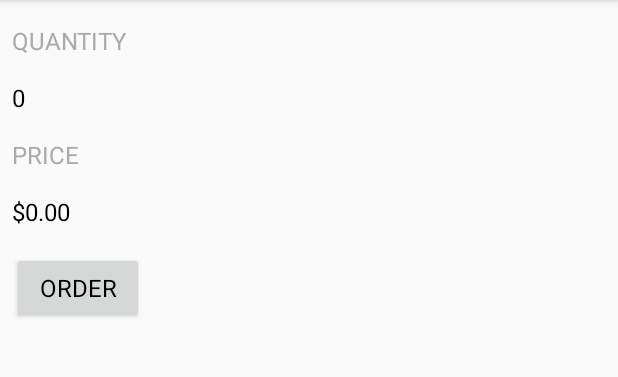
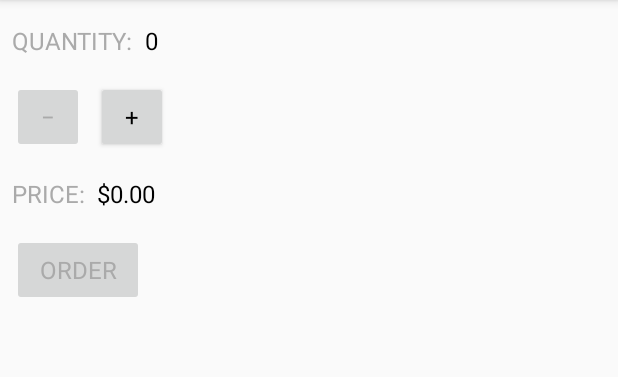
Before and after one commit to foobar167/android, an Android app: the screen it shows after launch (MainActivity), on a phone screen of 412 x 824 dp, the part 84-461 px from its top. Run offline under Robolectric (Android 15) with nearby library versions, the phone set to English and light mode, and no system bars.

Commit message:
Software update

```diff
--- a/02.basics_-_user_input/app/src/main/java/com/example/justjava/MainActivity.java
+++ b/02.basics_-_user_input/app/src/main/java/com/example/justjava/MainActivity.java
@@ -4,6 +4,7 @@ import androidx.appcompat.app.AppCompatActivity;
 
 import android.os.Bundle;
 import android.view.View;
+import android.widget.Button;
 import android.widget.TextView;
 
 import java.text.NumberFormat;
@@ -13,20 +14,33 @@ import java.util.Locale;
  * This app displays an order form to order coffee.
  */
 public class MainActivity extends AppCompatActivity {
-    static int quantity = 0;  // order quantity
-    static double price = 5;  // $5 for 1 cup of coffee
-    NumberFormat nf = NumberFormat.getCurrencyInstance(Locale.US);  // set dollars currency
+    static int cupsQuantity = 0;  // coffee cups cupsQuantity
+    static final double COFFEE_PRICE = 5.0;  // COFFEE_PRICE of 1 cup of coffee
 
     /**
      * This method is called when the widget is created.
-     *
-     * @param savedInstanceState - I don't know what is it :-)
      */
     @Override
     protected void onCreate(Bundle savedInstanceState) {
         super.onCreate(savedInstanceState);
         setContentView(R.layout.activity_main);
-        display(quantity);  // display quantity again
+        display();  // display cups quantity again
+    }
+
+    /**
+     * Decrement number of cups by 1.
+     */
+    public void decrement(View view) {
+        cupsQuantity -= 1;
+        display();
+    }
+
+    /**
+     * Increment number of cups by 1.
+     */
+    public void increment(View view) {
+        cupsQuantity += 1;
+        display();
     }
 
     /**
@@ -35,26 +49,46 @@ public class MainActivity extends AppCompatActivity {
      * @param view - view of the main screen
      */
     public void submitOrder(View view) {
-        quantity += 1;
-        display(quantity);
+        // Display price when "Order" button is pressed
+        displayPrice(cupsQuantity * COFFEE_PRICE);
     }
 
     /**
-     * This method displays the given quantity value on the screen.
-     *
-     * @param number - number to display
+     * This method displays the given cups quantity value on the screen.
      */
-    private void display(int number) {
+    private void display() {
+        Button order = findViewById(R.id.button_order);  // order button
+        Button decrease = findViewById(R.id.button_decrease);  // decrease button
+        if(cupsQuantity <= 0) {  // order only positive cups of coffee
+            cupsQuantity = 0;  // cups quantity can be >= 0
+            order.setEnabled(false);  // disable button
+            decrease.setEnabled(false);  // disable button
+            order.setTextColor(getApplication().getResources().getColor(
+                    android.R.color.darker_gray));  // change button color
+            decrease.setTextColor(getApplication().getResources().getColor(
+                    android.R.color.darker_gray));  // change button color
+        } else {
+            order.setEnabled(true);  // enable button
+            decrease.setEnabled(true);  // enable button
+            // Return old button themes
+            order.setTextAppearance(getApplicationContext(), R.style.ButtonTheme);
+            decrease.setTextAppearance(getApplicationContext(), R.style.ButtonSquare);
+        }
+        // Update quantity number text view
         TextView quantityTextView = findViewById(R.id.text_quantity_number);
-        quantityTextView.setText(String.format(Locale.getDefault(), "%d", number));
-        displayPrice(number * price);  // display price after displaying quantity
+        quantityTextView.setText(String.format(Locale.getDefault(), "%d", cupsQuantity));
+        // Display price automatically after quantity of cups is changed
+        displayPrice(cupsQuantity * COFFEE_PRICE);
     }
 
     /**
-     * This method displays the given price on the screen.
+     * This method displays the total price on the screen.
+     *
+     * @param number - price to display
      */
     private void displayPrice(double number) {
-        TextView priceTextView = (TextView) findViewById(R.id.text_price_number);
+        TextView priceTextView = findViewById(R.id.text_price_number);
+        NumberFormat nf = NumberFormat.getCurrencyInstance(Locale.US);  // set dollars currency
         priceTextView.setText(nf.format(number));
     }
 }
--- a/02.basics_-_user_input/app/src/main/res/layout/activity_main.xml
+++ b/02.basics_-_user_input/app/src/main/res/layout/activity_main.xml
@@ -10,7 +10,6 @@
         android:id="@+id/text_quantity"
         style="@style/TextTheme"
         android:text="@string/quantity"
-        app:layout_constraintBottom_toTopOf="@id/text_quantity_number"
         app:layout_constraintLeft_toLeftOf="parent"
         app:layout_constraintTop_toTopOf="parent" />
 
@@ -18,25 +17,38 @@
         android:id="@+id/text_quantity_number"
         style="@style/NumberTheme"
         android:text="@string/quantity_number"
-        app:layout_constraintBottom_toTopOf="@id/text_price"
+        app:layout_constraintLeft_toRightOf="@id/text_quantity"
+        app:layout_constraintTop_toTopOf="parent" />
+
+    <Button
+        android:id="@+id/button_decrease"
+        style="@style/ButtonSquare"
+        android:onClick="decrement"
+        android:text="@string/decrement"
         app:layout_constraintLeft_toLeftOf="parent"
-        app:layout_constraintTop_toBottomOf="@id/text_quantity" />
+        app:layout_constraintTop_toBottomOf="@id/text_quantity_number"/>
+
+    <Button
+        android:id="@+id/button_increase"
+        style="@style/ButtonSquare"
+        android:onClick="increment"
+        android:text="@string/increment"
+        app:layout_constraintLeft_toRightOf="@id/button_decrease"
+        app:layout_constraintTop_toBottomOf="@id/text_quantity_number" />
 
     <TextView
         android:id="@+id/text_price"
         style="@style/TextTheme"
         android:text="@string/price"
-        app:layout_constraintBottom_toTopOf="@id/text_price_number"
         app:layout_constraintLeft_toLeftOf="parent"
-        app:layout_constraintTop_toBottomOf="@id/text_quantity_number" />
+        app:layout_constraintTop_toBottomOf="@id/button_decrease" />
 
     <TextView
         android:id="@+id/text_price_number"
         style="@style/NumberTheme"
         android:text="@string/price_number"
-        app:layout_constraintBottom_toTopOf="@id/button_order"
-        app:layout_constraintLeft_toLeftOf="parent"
-        app:layout_constraintTop_toBottomOf="@id/text_price" />
+        app:layout_constraintLeft_toRightOf="@id/text_price"
+        app:layout_constraintTop_toBottomOf="@id/button_decrease" />
 
     <Button
         android:id="@+id/button_order"
--- a/02.basics_-_user_input/app/src/main/res/values/strings.xml
+++ b/02.basics_-_user_input/app/src/main/res/values/strings.xml
@@ -1,8 +1,10 @@
 <resources>
     <string name="app_name">Just Java</string>
-    <string name="quantity">Quantity</string>
+    <string name="quantity">Quantity:</string>
     <string name="quantity_number">0</string>
-    <string name="price">Price</string>
+    <string name="decrement">−</string>
+    <string name="increment">+</string>
+    <string name="price">Price:</string>
     <string name="price_number">0</string>
     <string name="order">Order</string>
 </resources>
--- a/02.basics_-_user_input/app/src/main/res/values/styles.xml
+++ b/02.basics_-_user_input/app/src/main/res/values/styles.xml
@@ -27,6 +27,11 @@
 
     <style name="ButtonTheme" parent="TextTheme">
         <item name="android:textColor">@android:color/black</item>
+        <item name="android:layout_height">48dp</item>
+    </style>
+
+    <style name="ButtonSquare" parent="ButtonTheme">
+        <item name="android:layout_width">48dp</item>
     </style>
 
 </resources>
```
Also changed, not shown: 11 other files.
